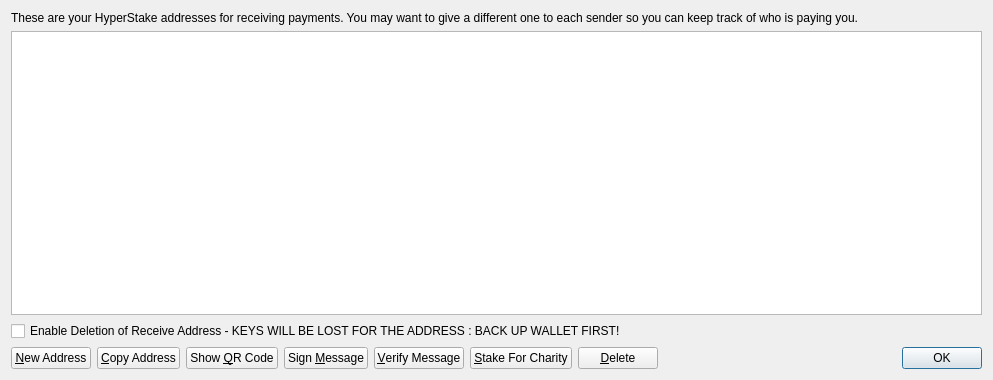
Old version of the form src/qt/forms/addressbookpage.ui in the repository scificrypto/HyperStake.
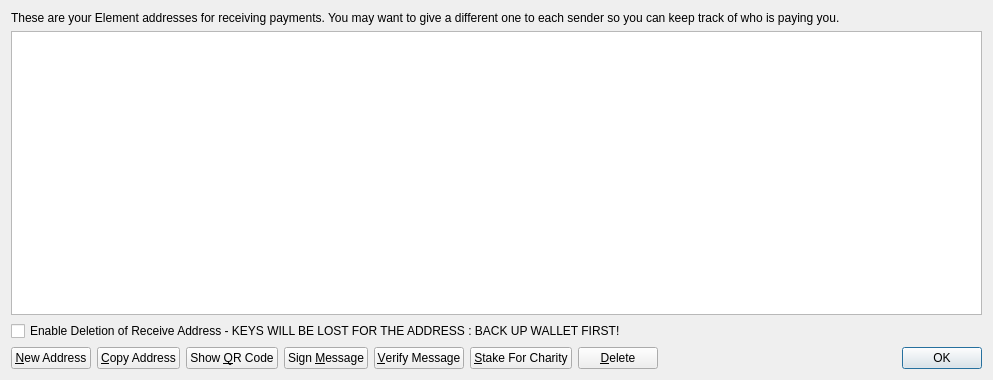
New version of the form. Icons and pictures are not drawn.

```diff
--- a/src/qt/forms/addressbookpage.ui
+++ b/src/qt/forms/addressbookpage.ui
@@ -17,7 +17,7 @@
    <item>
     <widget class="QLabel" name="labelExplanation">
      <property name="text">
-      <string>These are your HyperStake addresses for receiving payments. You may want to give a different one to each sender so you can keep track of who is paying you.</string>
+      <string>These are your Element addresses for receiving payments. You may want to give a different one to each sender so you can keep track of who is paying you.</string>
      </property>
      <property name="textFormat">
       <enum>Qt::PlainText</enum>
```
Left out of the diff: 6 changed lines with no effect on the pictures.
